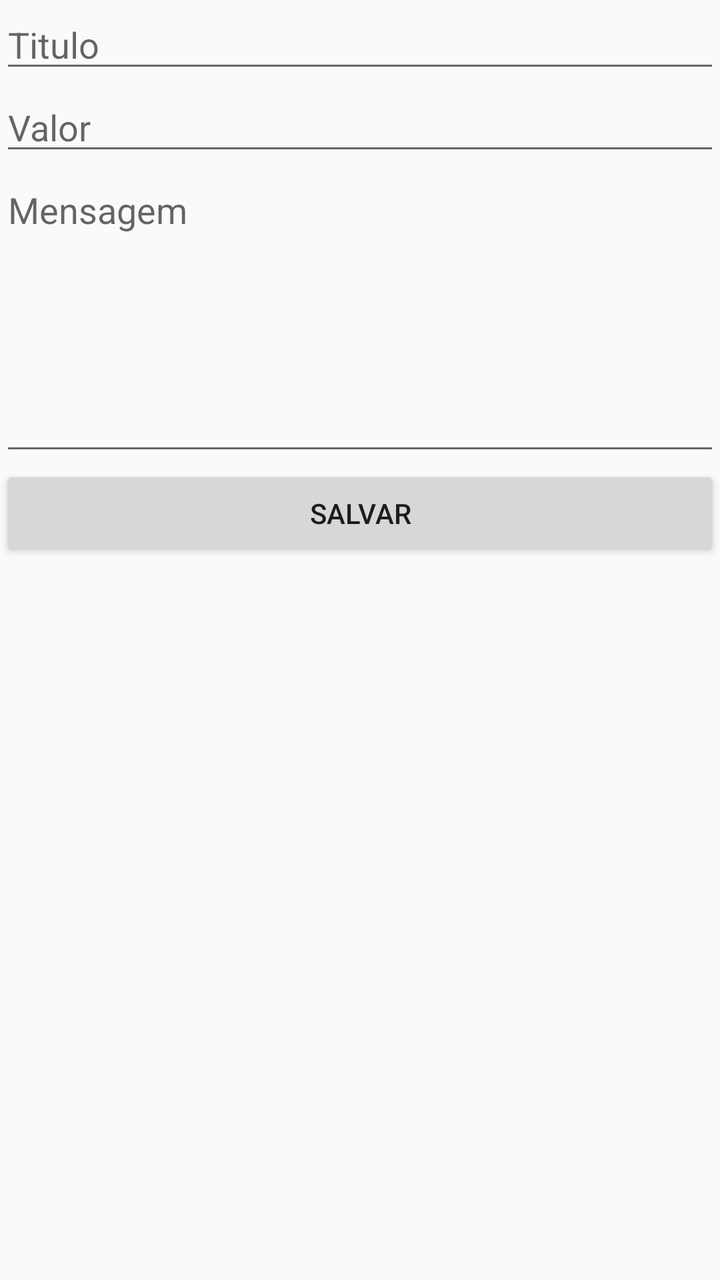
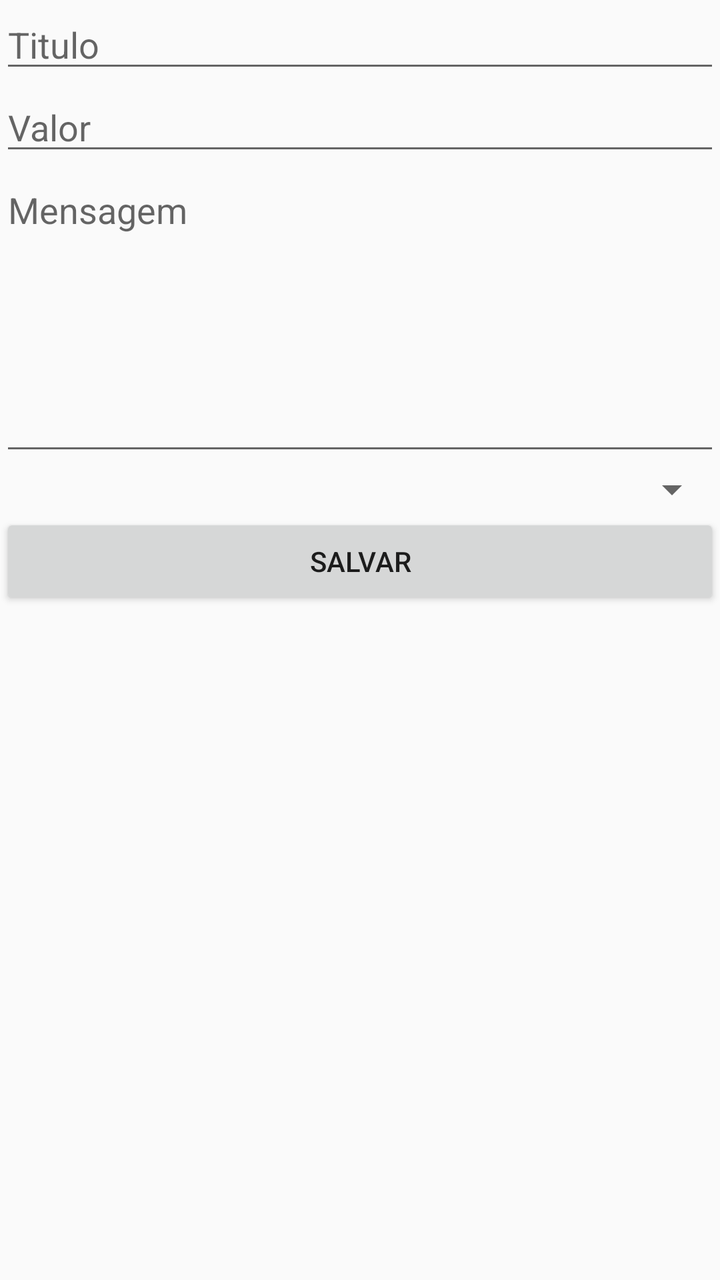

Compare the two renders of this Android layout. The source of the first and the diff that turns it into the second are given below.
<!-- AndroidManifest.xml: application theme AppTheme -->
<!-- res/layout/activity_cadastro.xml -->
<?xml version="1.0" encoding="utf-8"?>
<android.support.constraint.ConstraintLayout xmlns:android="http://schemas.android.com/apk/res/android"
    xmlns:tools="http://schemas.android.com/tools"
    android:layout_width="match_parent"
    android:layout_height="match_parent"
    tools:context=".CadastroActivity">
    <LinearLayout
        android:layout_width="match_parent"
        android:layout_height="wrap_content"
        android:orientation="vertical">
        <EditText android:id="@+id/txtTitulo" android:layout_width="match_parent" android:layout_height="wrap_content" android:hint="Titulo" />
        <EditText android:id="@+id/txtValor" android:layout_width="match_parent" android:layout_height="wrap_content" android:hint="Valor" android:inputType="numberDecimal" />
        <EditText android:id="@+id/txtMensagem" android:layout_width="match_parent" android:layout_height="150dp" android:gravity="top" android:hint="Mensagem" android:inputType="text|textMultiLine" />
        <Button android:id="@+id/btnSalvar" android:layout_width="match_parent" android:layout_height="wrap_content" android:onClick="salvar" android:text="Salvar" />
    </LinearLayout>
</android.support.constraint.ConstraintLayout>
<!-- resources referenced by this layout -->
<resources>
  <style name="AppTheme" parent="Theme.AppCompat.Light.DarkActionBar">
          
          <item name="colorPrimary">@color/colorPrimary</item>
          <item name="colorPrimaryDark">@color/colorPrimaryDark</item>
          <item name="colorAccent">@color/colorAccent</item>
      </style>
  <color name="colorPrimary">#008577</color>
  <color name="colorPrimaryDark">#00574B</color>
  <color name="colorAccent">#D81B60</color>
</resources>

<!-- the commit's change to res/layout/activity_cadastro.xml (unified diff, before → after) -->
@@ -11,6 +11,7 @@
         <EditText android:id="@+id/txtTitulo" android:layout_width="match_parent" android:layout_height="wrap_content" android:hint="Titulo" />
         <EditText android:id="@+id/txtValor" android:layout_width="match_parent" android:layout_height="wrap_content" android:hint="Valor" android:inputType="numberDecimal" />
         <EditText android:id="@+id/txtMensagem" android:layout_width="match_parent" android:layout_height="150dp" android:gravity="top" android:hint="Mensagem" android:inputType="text|textMultiLine" />
+        <Spinner android:id="@+id/spnConvidado" android:layout_width="match_parent" android:layout_height="wrap_content" />
         <Button android:id="@+id/btnSalvar" android:layout_width="match_parent" android:layout_height="wrap_content" android:onClick="salvar" android:text="Salvar" />
     </LinearLayout>
 </android.support.constraint.ConstraintLayout>
